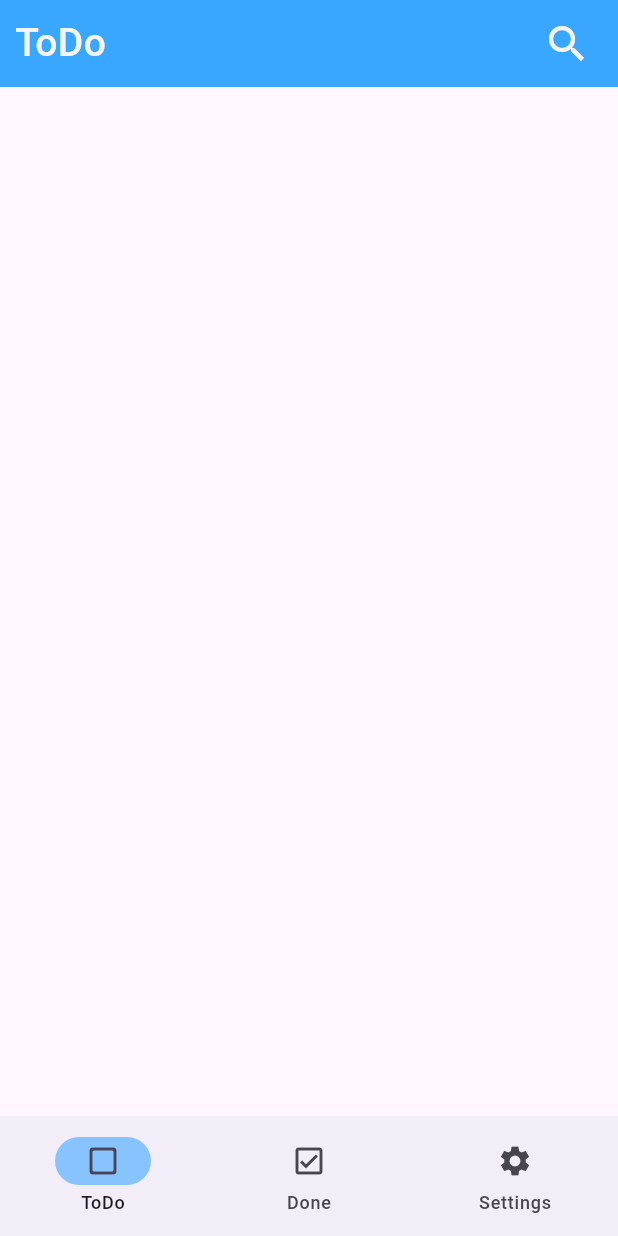
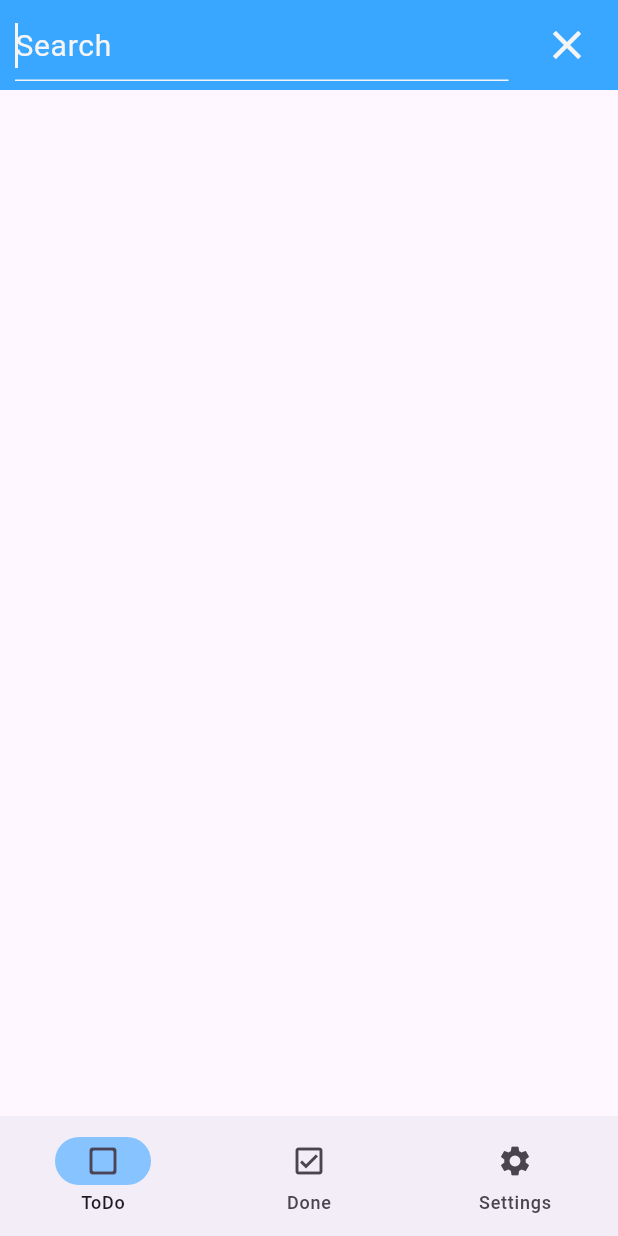
Before and after one commit to PhuocDinh462/Simple-Task, a Flutter app: the screen it shows after launch, after a tap on the "search" icon, on a phone screen of 412 x 824 dp. Run offline on Flutter 3.47's test engine with Material 3 defaults, Android fonts, the phone set to English and light mode, and no system bars.

Commit message:
feat: search bar

```diff
--- a/lib/screens/to_do.dart
+++ b/lib/screens/to_do.dart
@@ -1,8 +1,25 @@
 import 'package:flutter/material.dart';
 import 'package:to_do_list/utils/colors.dart';
 
-class ToDo extends StatelessWidget {
-  const ToDo({super.key});
+class ToDo extends StatefulWidget {
+  final bool searchOpen = false;
+
+  const ToDo({Key? key}) : super(key: key);
+
+  @override
+  State<StatefulWidget> createState() {
+    return ToDoState();
+  }
+}
+
+class ToDoState extends State<ToDo> {
+  late bool searchOpen;
+
+  @override
+  void initState() {
+    super.initState();
+    searchOpen = widget.searchOpen;
+  }
 
   @override
   Widget build(BuildContext context) {
@@ -11,13 +28,46 @@ class ToDo extends StatelessWidget {
         // Header
         Container(
           color: MainColors.primary_300,
+          height: 60,
           child: Padding(
             padding:
                 const EdgeInsets.symmetric(vertical: 5.0, horizontal: 10.0),
             child: Row(
               mainAxisAlignment: MainAxisAlignment.spaceBetween,
+              crossAxisAlignment: CrossAxisAlignment.center,
               children: [
-                const Text(
+                Expanded(
+                  flex: 1,
+                  child: searchOpen
+                      ? const SizedBox(
+                          child: TextField(
+                            autofocus: true,
+                            cursorColor: TextColors.color_50,
+                            decoration: InputDecoration(
+                                enabledBorder: UnderlineInputBorder(
+                                  borderSide:
+                                      BorderSide(color: TextColors.color_50),
+                                ),
+                                focusedBorder: UnderlineInputBorder(
+                                  borderSide:
+                                      BorderSide(color: TextColors.color_50),
+                                ),
+                                border: UnderlineInputBorder(
+                                  borderSide:
+                                      BorderSide(color: TextColors.color_50),
+                                ),
+                                hintText: 'Search',
+                                hintStyle: TextStyle(
+                                  fontSize: 20,
+                                  color: TextColors.color_50,
+                                )),
+                            style: TextStyle(
+                              fontSize: 20,
+                              color: TextColors.color_50,
+                            ),
+                          ),
+                        )
+                      : const Text(
                           'ToDo',
                           style: TextStyle(
                             fontSize: 26,
@@ -25,11 +75,15 @@ class ToDo extends StatelessWidget {
                             fontWeight: FontWeight.w500,
                           ),
                         ),
-                IconButton(
-                  onPressed: handleSearch,
-                  icon: const Icon(Icons.search),
+                ),
+                Container(
+                  margin: const EdgeInsets.only(left: 15.0),
+                  child: IconButton(
+                    onPressed: () => setState(() => searchOpen = !searchOpen),
+                    icon: Icon(searchOpen ? Icons.clear_sharp : Icons.search),
                     iconSize: 32,
                     color: TextColors.color_50,
+                  ),
                 ),
               ],
             ),
@@ -41,6 +95,4 @@ class ToDo extends StatelessWidget {
       ],
     );
   }
-
-  void handleSearch() {}
 }
```
Lines whose indentation alone changed are shown as unchanged.
